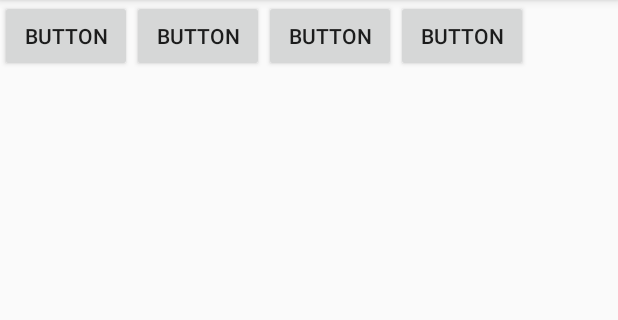
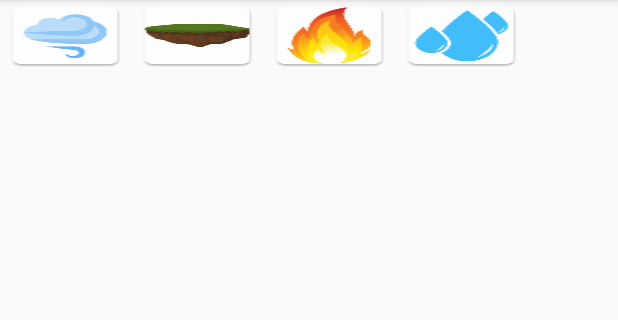
Before and after one commit to mathiassand/NotAlchemy, an Android app: the screen it shows after launch (MainActivity), on a phone screen of 412 x 824 dp, the part 84-404 px from its top. Run offline under Robolectric (Android 15) with nearby library versions, the phone set to English and light mode, and no system bars.

Commit message:
Did background on buttons

```diff
--- a/NotAlchemy/app/src/main/java/com/example/larsnielsen/notalchemy/MainActivity.java
+++ b/NotAlchemy/app/src/main/java/com/example/larsnielsen/notalchemy/MainActivity.java
@@ -1,7 +1,7 @@
 package com.example.larsnielsen.notalchemy;
 
+import android.os.Bundle;
 import android.support.v7.app.AppCompatActivity;
-import android.os.Bundle;
 import android.view.View;
 
 public class MainActivity extends AppCompatActivity {
--- a/NotAlchemy/app/src/main/res/layout/activity_main.xml
+++ b/NotAlchemy/app/src/main/res/layout/activity_main.xml
@@ -9,55 +9,72 @@
     <TableLayout
         android:layout_width="368dp"
         android:layout_height="495dp"
-        tools:layout_editor_absoluteY="8dp"
-        tools:layout_editor_absoluteX="8dp">
+        tools:ignore="MissingConstraints"
+        tools:layout_editor_absoluteX="8dp"
+        tools:layout_editor_absoluteY="8dp">
 
         <TableRow
             android:layout_width="match_parent"
-            android:layout_height="match_parent" >
+            android:layout_height="match_parent">
 
             <Button
                 android:id="@+id/button4"
                 android:layout_width="wrap_content"
                 android:layout_height="wrap_content"
-                android:text="Button" />
+                android:text="Button"
+                android:textSize="0sp"
+                android:background="@mipmap/air"
+                tools:ignore="ButtonStyle" />
 
             <Button
                 android:id="@+id/button3"
                 android:layout_width="wrap_content"
                 android:layout_height="wrap_content"
-                android:text="Button" />
+                android:text="Button"
+                android:textSize="0sp"
+                android:background="@mipmap/earth"
+                tools:ignore="ButtonStyle" />
 
             <Button
                 android:id="@+id/button2"
                 android:layout_width="wrap_content"
                 android:layout_height="wrap_content"
-                android:text="Button" />
+                android:text="Button"
+                android:textSize="0sp"
+                android:background="@mipmap/fire"
+                tools:ignore="ButtonStyle" />
 
             <Button
                 android:id="@+id/button"
                 android:layout_width="wrap_content"
                 android:layout_height="wrap_content"
-                android:text="Button" />
+                android:text="Button"
+                android:textSize="0sp"
+                android:background="@mipmap/water"
+                tools:ignore="ButtonStyle" />
         </TableRow>
 
         <TableRow
             android:layout_width="match_parent"
-            android:layout_height="match_parent" >
+            android:layout_height="match_parent">
 
             <Button
                 android:id="@+id/button5"
                 android:layout_width="wrap_content"
                 android:layout_height="wrap_content"
                 android:text="Button"
-                android:visibility="gone"/>
+                android:textSize="0sp"
+                android:background="@mipmap/steam"
+                android:visibility="gone" />
 
             <Button
                 android:id="@+id/button6"
                 android:layout_width="wrap_content"
                 android:layout_height="wrap_content"
                 android:text="Button"
-                android:visibility="gone"/>
+                android:textSize="0sp"
+                android:background="@mipmap/snow"
+                android:visibility="gone" />
         </TableRow>
 
         <TableRow
```
